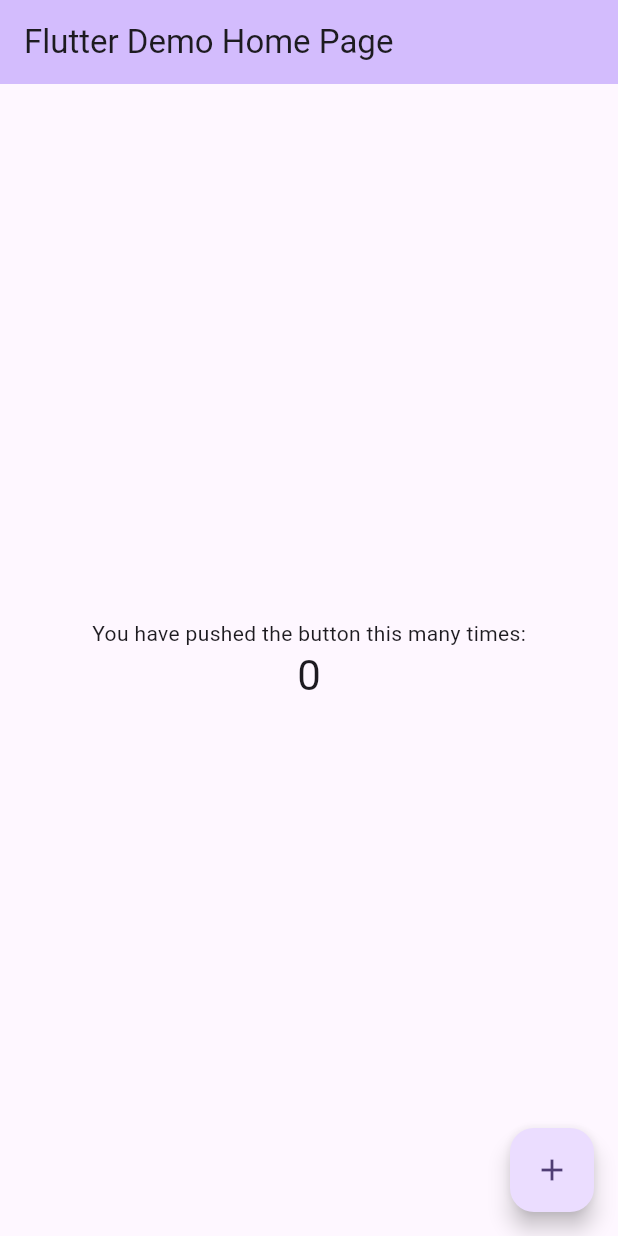
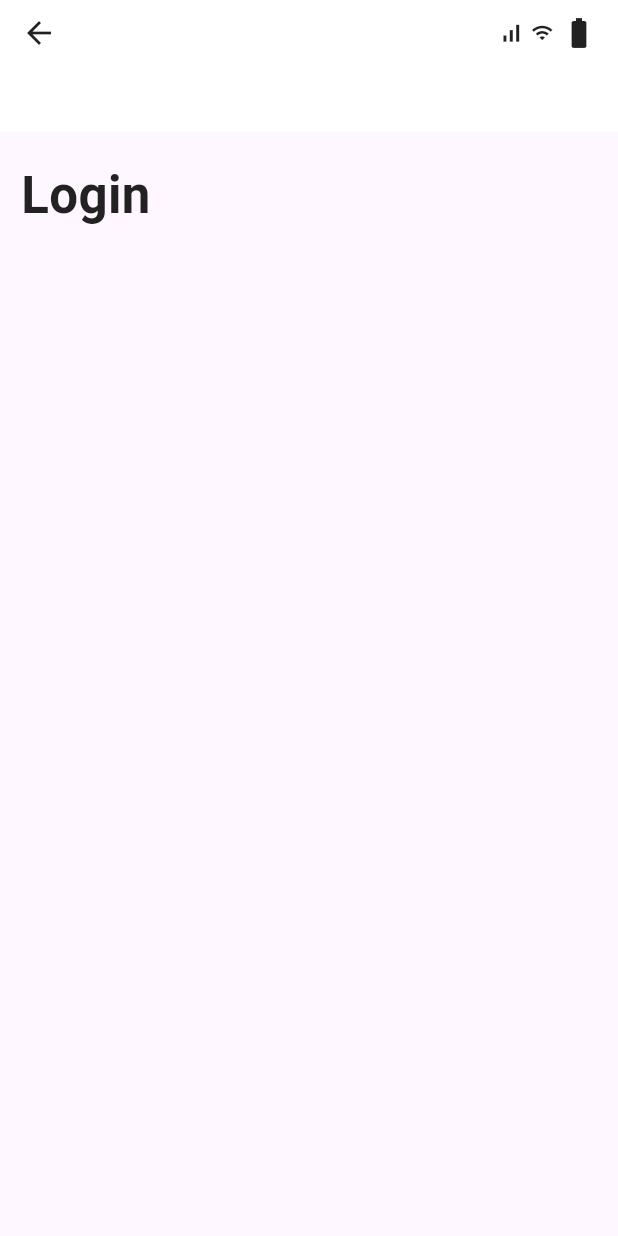
Before and after one commit to Abdelfatah-Darwish/Flutter-Ecommerce-App, a Flutter app: the screen it shows after launch, on a phone screen of 412 x 824 dp. Run offline on Flutter 3.47's test engine with Material 3 defaults, Android fonts, the phone set to English and light mode, and no system bars.

Commit message:
create  simple architecture

```diff
--- a/lib/main.dart
+++ b/lib/main.dart
@@ -7,119 +7,77 @@ void main() {
 class MyApp extends StatelessWidget {
   const MyApp({super.key});
 
-  // This widget is the root of your application.
   @override
   Widget build(BuildContext context) {
-    return MaterialApp(
+    return const MaterialApp(
       title: 'Flutter Demo',
-      theme: ThemeData(
-        // This is the theme of your application.
-        //
-        // TRY THIS: Try running your application with "flutter run". You'll see
-        // the application has a purple toolbar. Then, without quitting the app,
-        // try changing the seedColor in the colorScheme below to Colors.green
-        // and then invoke "hot reload" (save your changes or press the "hot
-        // reload" button in a Flutter-supported IDE, or press "r" if you used
-        // the command line to start the app).
-        //
-        // Notice that the counter didn't reset back to zero; the application
-        // state is not lost during the reload. To reset the state, use hot
-        // restart instead.
-        //
-        // This works for code too, not just values: Most code changes can be
-        // tested with just a hot reload.
-        colorScheme: ColorScheme.fromSeed(seedColor: Colors.deepPurple),
-        useMaterial3: true,
-      ),
-      home: const MyHomePage(title: 'Flutter Demo Home Page'),
+      home: LoginScreen(),
     );
   }
 }
 
-class MyHomePage extends StatefulWidget {
-  const MyHomePage({super.key, required this.title});
-
-  // This widget is the home page of your application. It is stateful, meaning
-  // that it has a State object (defined below) that contains fields that affect
-  // how it looks.
-
-  // This class is the configuration for the state. It holds the values (in this
-  // case the title) provided by the parent (in this case the App widget) and
-  // used by the build method of the State. Fields in a Widget subclass are
-  // always marked "final".
-
-  final String title;
-
-  @override
-  State<MyHomePage> createState() => _MyHomePageState();
-}
-
-class _MyHomePageState extends State<MyHomePage> {
-  int _counter = 0;
-
-  void _incrementCounter() {
-    setState(() {
-      // This call to setState tells the Flutter framework that something has
-      // changed in this State, which causes it to rerun the build method below
-      // so that the display can reflect the updated values. If we changed
-      // _counter without calling setState(), then the build method would not be
-      // called again, and so nothing would appear to happen.
-      _counter++;
-    });
-  }
+class LoginScreen extends StatelessWidget {
+  const LoginScreen({super.key});
 
   @override
   Widget build(BuildContext context) {
-    // This method is rerun every time setState is called, for instance as done
-    // by the _incrementCounter method above.
-    //
-    // The Flutter framework has been optimized to make rerunning build methods
-    // fast, so that you can just rebuild anything that needs updating rather
-    // than having to individually change instances of widgets.
     return Scaffold(
-      appBar: AppBar(
-        // TRY THIS: Try changing the color here to a specific color (to
-        // Colors.amber, perhaps?) and trigger a hot reload to see the AppBar
-        // change color while the other colors stay the same.
-        backgroundColor: Theme.of(context).colorScheme.inversePrimary,
-        // Here we take the value from the MyHomePage object that was created by
-        // the App.build method, and use it to set our appbar title.
-        title: Text(widget.title),
+      body: Column(
+        children: [
+          Container(
+            height: 88,
+            width: double.infinity,
+            color: Colors.white,
+            child: Column(
+              children: [
+                Container(
+                  height: 44,
+                  width: double.infinity,
+                  color: Colors.white,
+                  child: Row(
+                    mainAxisAlignment: MainAxisAlignment.spaceBetween,
+                    children: [
+                      Padding(
+                        padding: const EdgeInsets.only(left: 14.0),
+                        child: GestureDetector(
+                          onTap: () {
+                            Navigator.pop(context);
+                          },
+                          child: const Icon(Icons.arrow_back, size: 24),
+                        ),
+                      ),
+                      const Row(
+                        children: [
+                          Icon(Icons.signal_cellular_alt, size: 17),
+                          SizedBox(width: 5),
+                          Icon(Icons.wifi, size: 15),
+                          SizedBox(width: 5),
+                          Icon(Icons.battery_full, size: 24),
+                          SizedBox(width: 14),
+                        ],
+                      ),
+                    ],
+                  ),
+                ),
+              ],
+            ),
+          ),
+          const Padding(
+            padding: EdgeInsets.only(top: 18.0, left: 14.0),
+            child: Align(
+              alignment: Alignment.centerLeft,
+              child: Text(
+                'Login',
+                style: TextStyle(
+                  fontSize: 34,
+                  fontWeight: FontWeight.bold,
+                  color: Color(0xFF222222),
+                ),
+              ),
+            ),
+          ),
+        ],
       ),
-      body: Center(
-        // Center is a layout widget. It takes a single child and positions it
-        // in the middle of the parent.
-        child: Column(
-          // Column is also a layout widget. It takes a list of children and
-          // arranges them vertically. By default, it sizes itself to fit its
-          // children horizontally, and tries to be as tall as its parent.
-          //
-          // Column has various properties to control how it sizes itself and
-          // how it positions its children. Here we use mainAxisAlignment to
-          // center the children vertically; the main axis here is the vertical
-          // axis because Columns are vertical (the cross axis would be
-          // horizontal).
-          //
-          // TRY THIS: Invoke "debug painting" (choose the "Toggle Debug Paint"
-          // action in the IDE, or press "p" in the console), to see the
-          // wireframe for each widget.
-          mainAxisAlignment: MainAxisAlignment.center,
-          children: <Widget>[
-            const Text(
-              'You have pushed the button this many times:',
-            ),
-            Text(
-              '$_counter',
-              style: Theme.of(context).textTheme.headlineMedium,
-            ),
-          ],
-        ),
-      ),
-      floatingActionButton: FloatingActionButton(
-        onPressed: _incrementCounter,
-        tooltip: 'Increment',
-        child: const Icon(Icons.add),
-      ), // This trailing comma makes auto-formatting nicer for build methods.
     );
   }
 }
```
Also changed, not shown: pubspec.yaml (+6 -43 lines), pubspec.lock.
